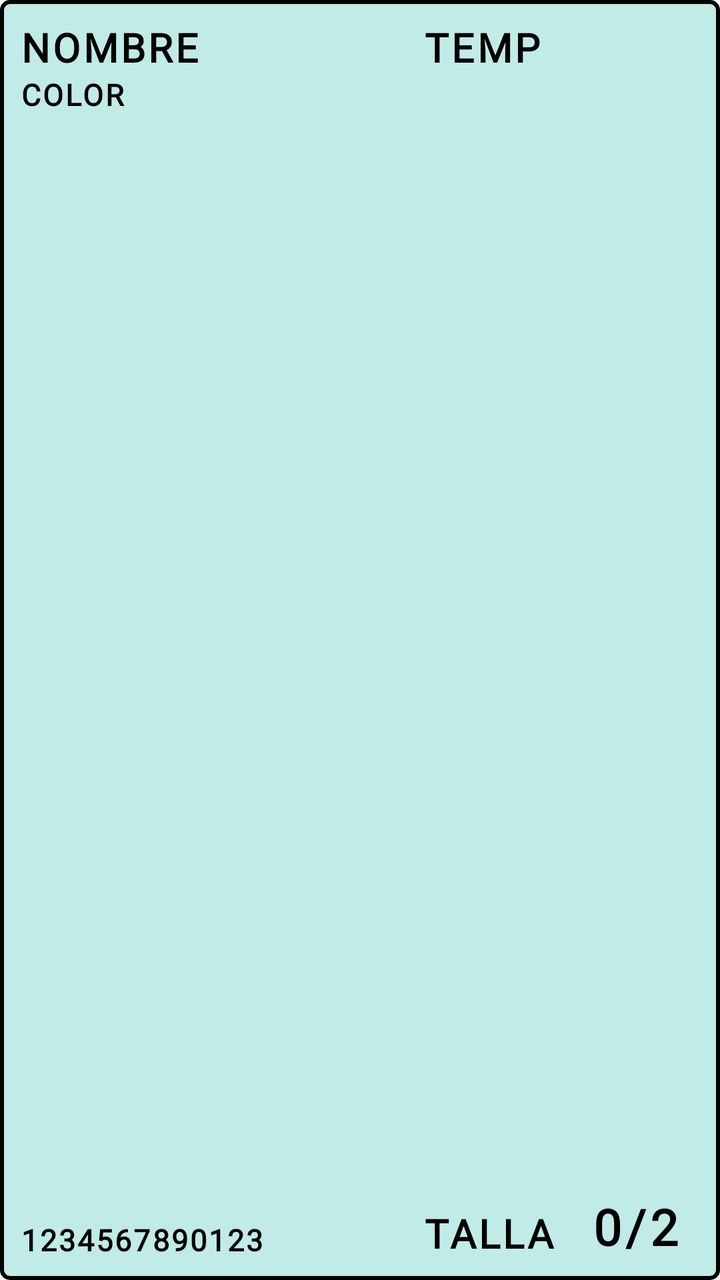
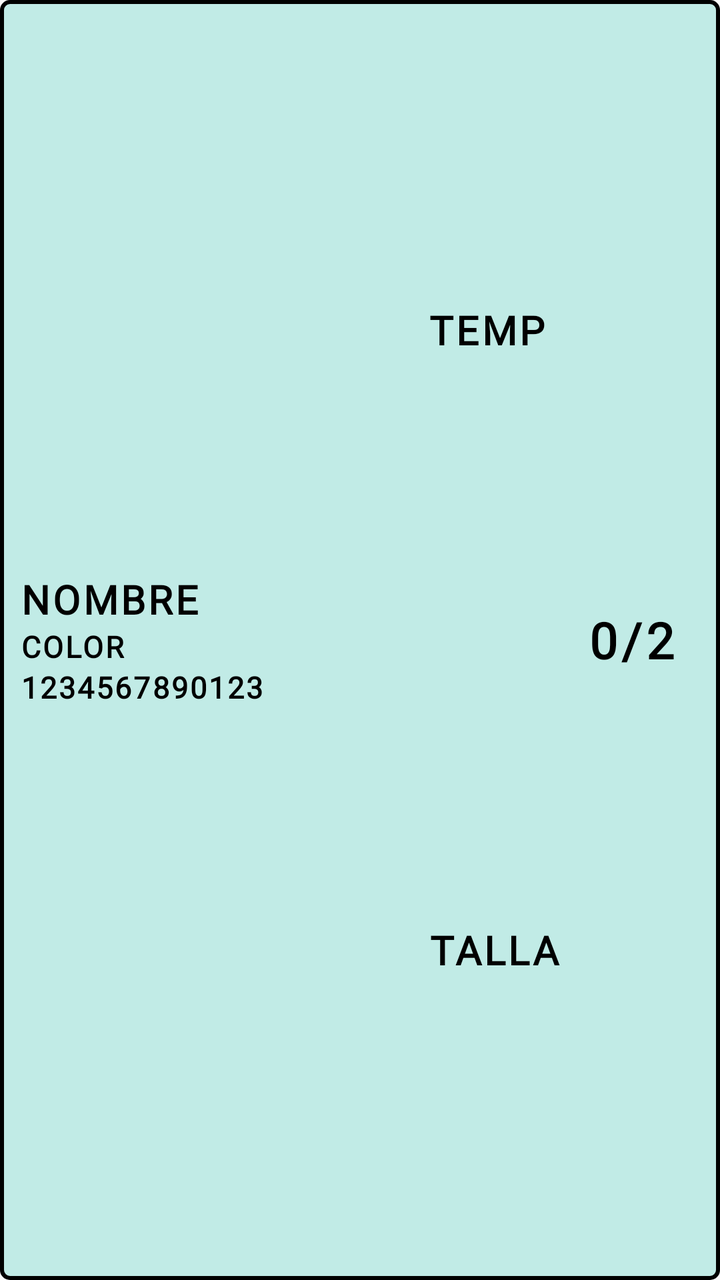

Two renders of the same Android screen: before a commit and after it. Below are the layout's source before the change and the commit's diff.
<!-- AndroidManifest.xml: application theme Theme.Gestock -->
<!-- res/layout/adapter_eliminar_producto.xml -->
<?xml version="1.0" encoding="utf-8"?>
<androidx.constraintlayout.widget.ConstraintLayout xmlns:android="http://schemas.android.com/apk/res/android" xmlns:app="http://schemas.android.com/apk/res-auto"
    android:background="@drawable/border_line_producte"
    android:focusable="false"
    android:clickable="false"
    android:layout_width="match_parent"
    android:layout_height="80dp"
    android:layout_marginTop="1dp">
    <TextView
        android:textSize="20sp"
        android:textStyle="bold"
        android:textColor="@color/black"
        android:id="@+id/nombre_producto"
        android:focusable="false"
        android:clickable="false"
        android:layout_width="wrap_content"
        android:layout_height="wrap_content"
        android:text="NOMBRE"
        android:fontFamily="@font/abhaya_libre"
        android:letterSpacing="0.07"
        app:layout_constraintStart_toStartOf="parent"
        app:layout_constraintTop_toTopOf="parent"/>
    <TextView
        android:textSize="15sp"
        android:textStyle="bold"
        android:textColor="@color/black"
        android:id="@+id/color_producto"
        android:focusable="false"
        android:clickable="false"
        android:layout_width="wrap_content"
        android:layout_height="wrap_content"
        android:text="COLOR"
        android:fontFamily="@font/abhaya_libre"
        android:letterSpacing="0.07"
        app:layout_constraintStart_toStartOf="parent"
        app:layout_constraintTop_toBottomOf="@+id/nombre_producto"/>
    <TextView
        android:textSize="15sp"
        android:textStyle="bold"
        android:textColor="@color/black"
        android:id="@+id/ean_producto"
        android:focusable="false"
        android:clickable="false"
        android:layout_width="wrap_content"
        android:layout_height="wrap_content"
        android:text="1234567890123"
        android:fontFamily="@font/abhaya_libre"
        android:letterSpacing="0.07"
        app:layout_constraintBottom_toBottomOf="parent"
        app:layout_constraintStart_toStartOf="parent"/>
    <TextView
        android:textSize="20sp"
        android:textStyle="bold"
        android:textColor="@color/black"
        android:id="@+id/temporada_producto"
        android:focusable="false"
        android:clickable="false"
        android:layout_width="wrap_content"
        android:layout_height="wrap_content"
        android:text="TEMP"
        android:fontFamily="@font/abhaya_libre"
        android:letterSpacing="0.07"
        app:layout_constraintEnd_toEndOf="parent"
        app:layout_constraintStart_toEndOf="@+id/ean_producto"
        app:layout_constraintTop_toTopOf="parent"/>
    <TextView
        android:textSize="20sp"
        android:textStyle="bold"
        android:textColor="@color/black"
        android:id="@+id/talla_producto"
        android:focusable="false"
        android:clickable="false"
        android:layout_width="wrap_content"
        android:layout_height="wrap_content"
        android:text="TALLA"
        android:fontFamily="@font/abhaya_libre"
        android:letterSpacing="0.07"
        app:layout_constraintBottom_toBottomOf="parent"
        app:layout_constraintStart_toStartOf="@+id/temporada_producto"/>
    <TextView
        android:textSize="25sp"
        android:textStyle="bold"
        android:textColor="@color/black"
        android:id="@+id/stock_beepeado"
        android:focusable="false"
        android:clickable="false"
        android:layout_width="wrap_content"
        android:layout_height="wrap_content"
        android:text="0"
        android:fontFamily="@font/abhaya_libre"
        android:letterSpacing="0.07"
        app:layout_constraintBottom_toBottomOf="parent"
        app:layout_constraintEnd_toStartOf="@+id/slash"/>
    <TextView
        android:textSize="25sp"
        android:textStyle="bold"
        android:textColor="@color/black"
        android:id="@+id/slash"
        android:focusable="false"
        android:clickable="false"
        android:layout_width="wrap_content"
        android:layout_height="wrap_content"
        android:text="/"
        android:fontFamily="@font/abhaya_libre"
        android:letterSpacing="0.07"
        app:layout_constraintBottom_toBottomOf="parent"
        app:layout_constraintEnd_toStartOf="@+id/productos_totales"/>
    <TextView
        android:textSize="25sp"
        android:textStyle="bold"
        android:textColor="@color/black"
        android:id="@+id/productos_totales"
        android:focusable="false"
        android:clickable="false"
        android:layout_width="wrap_content"
        android:layout_height="wrap_content"
        android:text="2"
        android:fontFamily="@font/abhaya_libre"
        android:layout_marginEnd="10dp"
        android:letterSpacing="0.07"
        app:layout_constraintBottom_toBottomOf="parent"
        app:layout_constraintEnd_toEndOf="parent"/>
</androidx.constraintlayout.widget.ConstraintLayout>
<!-- resources referenced by this layout -->
<resources>
  <color name="black">#ff000000</color>
  <!-- drawable border_line_producte (drawable) -->
  <?xml version="1.0" encoding="utf-8"?>
  <shape xmlns:android="http://schemas.android.com/apk/res/android">
      <solid android:color="@color/blau_adapter"/>
      <stroke
          android:width="2dp"
          android:color="#000000"/>
      <corners android:radius="4dp"/>
      <padding
          android:left="10dp"
          android:top="10dp"
          android:right="10dp"
          android:bottom="10dp"/>
  </shape>
  <style name="Theme.Gestock" parent="Theme.MaterialComponents.DayNight.NoActionBar.Bridge">
          <item name="colorOnPrimary">@color/white</item>
          <item name="colorOnSecondary">@color/black</item>
          <item name="colorPrimary">@color/black_34</item>
          <item name="colorPrimaryVariant">@color/purple_700</item>
          <item name="colorSecondary">@color/teal_200</item>
          <item name="colorSecondaryVariant">@color/teal_700</item>
      </style>
  <color name="blau_adapter">#c1ebe6</color>
  <color name="white">#ffffffff</color>
  <color name="black_34">#57090909</color>
  <color name="purple_700">#ff3700b3</color>
  <color name="teal_200">#ff03dac5</color>
  <color name="teal_700">#ff018786</color>
</resources>

<!-- the commit's change to res/layout/adapter_eliminar_producto.xml (unified diff, before → after) -->
@@ -1,123 +1,168 @@
 <?xml version="1.0" encoding="utf-8"?>
-<androidx.constraintlayout.widget.ConstraintLayout xmlns:android="http://schemas.android.com/apk/res/android" xmlns:app="http://schemas.android.com/apk/res-auto"
+<LinearLayout
+    xmlns:android="http://schemas.android.com/apk/res/android"
+    xmlns:app="http://schemas.android.com/apk/res-auto"
     android:background="@drawable/border_line_producte"
-    android:focusable="false"
-    android:clickable="false"
     android:layout_width="match_parent"
-    android:layout_height="80dp"
-    android:layout_marginTop="1dp">
-    <TextView
-        android:textSize="20sp"
-        android:textStyle="bold"
-        android:textColor="@color/black"
-        android:id="@+id/nombre_producto"
-        android:focusable="false"
-        android:clickable="false"
-        android:layout_width="wrap_content"
+    android:layout_height="wrap_content"
+
+    android:layout_marginBottom="5dp"
+    android:layout_marginStart="10dp"
+    android:layout_marginEnd="10dp"
+
+    android:orientation="horizontal"
+    android:gravity="center_vertical">
+
+    <LinearLayout
+        android:layout_width="0dp"
         android:layout_height="wrap_content"
-        android:text="NOMBRE"
-        android:fontFamily="@font/abhaya_libre"
-        android:letterSpacing="0.07"
-        app:layout_constraintStart_toStartOf="parent"
-        app:layout_constraintTop_toTopOf="parent"/>
-    <TextView
-        android:textSize="15sp"
-        android:textStyle="bold"
-        android:textColor="@color/black"
-        android:id="@+id/color_producto"
-        android:focusable="false"
-        android:clickable="false"
-        android:layout_width="wrap_content"
-        android:layout_height="wrap_content"
-        android:text="COLOR"
-        android:fontFamily="@font/abhaya_libre"
-        android:letterSpacing="0.07"
-        app:layout_constraintStart_toStartOf="parent"
-        app:layout_constraintTop_toBottomOf="@+id/nombre_producto"/>
-    <TextView
-        android:textSize="15sp"
-        android:textStyle="bold"
-        android:textColor="@color/black"
-        android:id="@+id/ean_producto"
-        android:focusable="false"
-        android:clickable="false"
-        android:layout_width="wrap_content"
-        android:layout_height="wrap_content"
-        android:text="1234567890123"
-        android:fontFamily="@font/abhaya_libre"
-        android:letterSpacing="0.07"
-        app:layout_constraintBottom_toBottomOf="parent"
-        app:layout_constraintStart_toStartOf="parent"/>
-    <TextView
-        android:textSize="20sp"
-        android:textStyle="bold"
-        android:textColor="@color/black"
-        android:id="@+id/temporada_producto"
-        android:focusable="false"
-        android:clickable="false"
-        android:layout_width="wrap_content"
-        android:layout_height="wrap_content"
-        android:text="TEMP"
-        android:fontFamily="@font/abhaya_libre"
-        android:letterSpacing="0.07"
-        app:layout_constraintEnd_toEndOf="parent"
-        app:layout_constraintStart_toEndOf="@+id/ean_producto"
-        app:layout_constraintTop_toTopOf="parent"/>
-    <TextView
-        android:textSize="20sp"
-        android:textStyle="bold"
-        android:textColor="@color/black"
-        android:id="@+id/talla_producto"
-        android:focusable="false"
-        android:clickable="false"
-        android:layout_width="wrap_content"
-        android:layout_height="wrap_content"
-        android:text="TALLA"
-        android:fontFamily="@font/abhaya_libre"
-        android:letterSpacing="0.07"
-        app:layout_constraintBottom_toBottomOf="parent"
-        app:layout_constraintStart_toStartOf="@+id/temporada_producto"/>
-    <TextView
-        android:textSize="25sp"
-        android:textStyle="bold"
-        android:textColor="@color/black"
-        android:id="@+id/stock_beepeado"
-        android:focusable="false"
-        android:clickable="false"
-        android:layout_width="wrap_content"
-        android:layout_height="wrap_content"
-        android:text="0"
-        android:fontFamily="@font/abhaya_libre"
-        android:letterSpacing="0.07"
-        app:layout_constraintBottom_toBottomOf="parent"
-        app:layout_constraintEnd_toStartOf="@+id/slash"/>
-    <TextView
-        android:textSize="25sp"
-        android:textStyle="bold"
-        android:textColor="@color/black"
-        android:id="@+id/slash"
-        android:focusable="false"
-        android:clickable="false"
-        android:layout_width="wrap_content"
-        android:layout_height="wrap_content"
-        android:text="/"
-        android:fontFamily="@font/abhaya_libre"
-        android:letterSpacing="0.07"
-        app:layout_constraintBottom_toBottomOf="parent"
-        app:layout_constraintEnd_toStartOf="@+id/productos_totales"/>
-    <TextView
-        android:textSize="25sp"
-        android:textStyle="bold"
-        android:textColor="@color/black"
-        android:id="@+id/productos_totales"
-        android:focusable="false"
-        android:clickable="false"
-        android:layout_width="wrap_content"
-        android:layout_height="wrap_content"
-        android:text="2"
-        android:fontFamily="@font/abhaya_libre"
-        android:layout_marginEnd="10dp"
-        android:letterSpacing="0.07"
-        app:layout_constraintBottom_toBottomOf="parent"
-        app:layout_constraintEnd_toEndOf="parent"/>
-</androidx.constraintlayout.widget.ConstraintLayout>
+        android:layout_weight="3"
+        android:orientation="vertical">
+
+        <TextView
+            android:id="@+id/nombre_producto"
+            android:layout_width="wrap_content"
+            android:layout_height="match_parent"
+
+            android:focusable="false"
+            android:clickable="false"
+
+            android:text="NOMBRE"
+            android:textSize="20sp"
+            android:textStyle="bold"
+            android:textColor="@color/black"
+            android:fontFamily="@font/abhaya_libre"
+            android:letterSpacing="0.07"/>
+
+        <TextView
+            android:id="@+id/color_producto"
+            android:layout_width="wrap_content"
+            android:layout_height="match_parent"
+
+            android:focusable="false"
+            android:clickable="false"
+
+            android:text="COLOR"
+            android:textSize="15sp"
+            android:textStyle="bold"
+            android:textColor="@color/black"
+            android:fontFamily="@font/abhaya_libre"
+            android:letterSpacing="0.07"/>
+
+        <TextView
+            android:id="@+id/ean_producto"
+            android:layout_width="wrap_content"
+            android:layout_height="wrap_content"
+
+            android:focusable="false"
+            android:clickable="false"
+
+            android:textSize="15sp"
+            android:textStyle="bold"
+            android:textColor="@color/black"
+            android:text="1234567890123"
+            android:fontFamily="@font/abhaya_libre"
+            android:letterSpacing="0.07"/>
+
+    </LinearLayout>
+
+    <LinearLayout
+        android:layout_width="0dp"
+        android:layout_height="match_parent"
+        android:layout_weight="1"
+        android:orientation="vertical">
+
+        <TextView
+            android:id="@+id/temporada_producto"
+            android:layout_width="wrap_content"
+            android:layout_height="0dp"
+
+            android:layout_weight="1"
+            android:gravity="center"
+
+            android:focusable="false"
+            android:clickable="false"
+
+            android:text="TEMP"
+            android:textSize="20sp"
+            android:textStyle="bold"
+            android:textColor="@color/black"
+            android:fontFamily="@font/abhaya_libre"
+            android:letterSpacing="0.07" />
+
+        <TextView
+            android:id="@+id/talla_producto"
+            android:layout_width="wrap_content"
+            android:layout_height="0dp"
+
+            android:layout_weight="1"
+            android:gravity="center"
+
+            android:focusable="false"
+            android:clickable="false"
+
+            android:text="TALLA"
+            android:textSize="20sp"
+            android:textStyle="bold"
+            android:textColor="@color/black"
+            android:fontFamily="@font/abhaya_libre"
+            android:letterSpacing="0.07"/>
+
+    </LinearLayout>
+
+
+    <LinearLayout
+        android:layout_width="0dp"
+        android:layout_height="match_parent"
+        android:layout_weight="1"
+        android:orientation="horizontal"
+        android:gravity="center">
+
+        <TextView
+            android:id="@+id/stock_beepeado"
+            android:layout_width="wrap_content"
+            android:layout_height="wrap_content"
+
+            android:focusable="false"
+            android:clickable="false"
+
+            android:text="0"
+            android:textSize="25sp"
+            android:textStyle="bold"
+            android:textColor="@color/black"
+            android:fontFamily="@font/abhaya_libre"
+            android:letterSpacing="0.07" />
+
+        <TextView
+            android:id="@+id/slash"
+            android:layout_width="wrap_content"
+            android:layout_height="wrap_content"
+
+            android:focusable="false"
+            android:clickable="false"
+
+            android:text="/"
+            android:textSize="25sp"
+            android:textStyle="bold"
+            android:textColor="@color/black"
+            android:fontFamily="@font/abhaya_libre"
+            android:letterSpacing="0.07"/>
+
+        <TextView
+            android:id="@+id/productos_totales"
+            android:layout_width="wrap_content"
+            android:layout_height="wrap_content"
+
+            android:focusable="false"
+            android:clickable="false"
+
+            android:text="2"
+            android:textSize="25sp"
+            android:textStyle="bold"
+            android:textColor="@color/black"
+            android:fontFamily="@font/abhaya_libre"
+            android:letterSpacing="0.07"/>
+
+    </LinearLayout>
+
+</LinearLayout>
